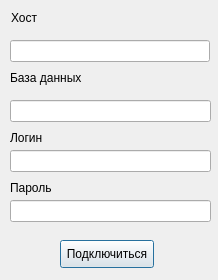
The window that ui/logpass.ui (Tr0ub1e/Izbushka) describes before a commit, drawn with Qt 5.
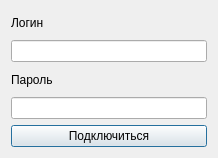
The same window after the commit. Icons and pictures are not drawn.

```diff
--- a/ui/logpass.ui
+++ b/ui/logpass.ui
@@ -7,117 +7,45 @@
     <x>0</x>
     <y>0</y>
     <width>218</width>
-    <height>280</height>
+    <height>158</height>
    </rect>
   </property>
   <property name="windowTitle">
    <string>Dialog</string>
   </property>
-  <widget class="QLineEdit" name="login">
-   <property name="geometry">
-    <rect>
-     <x>10</x>
-     <y>150</y>
-     <width>201</width>
-     <height>22</height>
-    </rect>
-   </property>
-  </widget>
-  <widget class="QLineEdit" name="pwd">
-   <property name="geometry">
-    <rect>
-     <x>10</x>
-     <y>200</y>
-     <width>201</width>
-     <height>22</height>
-    </rect>
-   </property>
-  </widget>
-  <widget class="QLabel" name="label">
-   <property name="geometry">
-    <rect>
-     <x>10</x>
-     <y>180</y>
-     <width>43</width>
-     <height>16</height>
-    </rect>
-   </property>
-   <property name="text">
-    <string>Пароль</string>
-   </property>
-  </widget>
-  <widget class="QLabel" name="label_2">
-   <property name="geometry">
-    <rect>
-     <x>10</x>
-     <y>130</y>
-     <width>35</width>
-     <height>16</height>
-    </rect>
-   </property>
-   <property name="text">
-    <string>Логин</string>
-   </property>
-  </widget>
-  <widget class="QPushButton" name="pushButton">
-   <property name="geometry">
-    <rect>
-     <x>60</x>
-     <y>240</y>
-     <width>94</width>
-     <height>28</height>
-    </rect>
-   </property>
-   <property name="text">
-    <string>Подключиться</string>
-   </property>
-  </widget>
-  <widget class="QLineEdit" name="login_3">
-   <property name="geometry">
-    <rect>
-     <x>10</x>
-     <y>40</y>
-     <width>200</width>
-     <height>22</height>
-    </rect>
-   </property>
-  </widget>
-  <widget class="QLabel" name="label_3">
-   <property name="geometry">
-    <rect>
-     <x>10</x>
-     <y>70</y>
-     <width>75</width>
-     <height>16</height>
-    </rect>
-   </property>
-   <property name="text">
-    <string>База данных</string>
-   </property>
-  </widget>
-  <widget class="QLineEdit" name="login_2">
-   <property name="geometry">
-    <rect>
-     <x>10</x>
-     <y>100</y>
-     <width>201</width>
-     <height>22</height>
-    </rect>
-   </property>
-  </widget>
-  <widget class="QLabel" name="label_4">
-   <property name="geometry">
-    <rect>
-     <x>11</x>
-     <y>3</y>
-     <width>140</width>
-     <height>30</height>
-    </rect>
-   </property>
-   <property name="text">
-    <string>Хост</string>
-   </property>
-  </widget>
+  <property name="windowIcon">
+   <iconset>
+    <normaloff>favicon.ico</normaloff>favicon.ico</iconset>
+  </property>
+  <layout class="QVBoxLayout" name="verticalLayout">
+   <item>
+    <widget class="QLabel" name="label_2">
+     <property name="text">
+      <string>Логин</string>
+     </property>
+    </widget>
+   </item>
+   <item>
+    <widget class="QLineEdit" name="login"/>
+   </item>
+   <item>
+    <widget class="QLabel" name="label">
+     <property name="text">
+      <string>Пароль</string>
+     </property>
+    </widget>
+   </item>
+   <item>
+    <widget class="QLineEdit" name="pwd"/>
+   </item>
+   <item>
+    <widget class="QPushButton" name="pushButton">
+     <property name="text">
+      <string>Подключиться</string>
+     </property>
+    </widget>
+   </item>
+  </layout>
  </widget>
  <resources/>
  <connections/>
```
Left out of the diff: 2 changed lines with no effect on the pictures.
